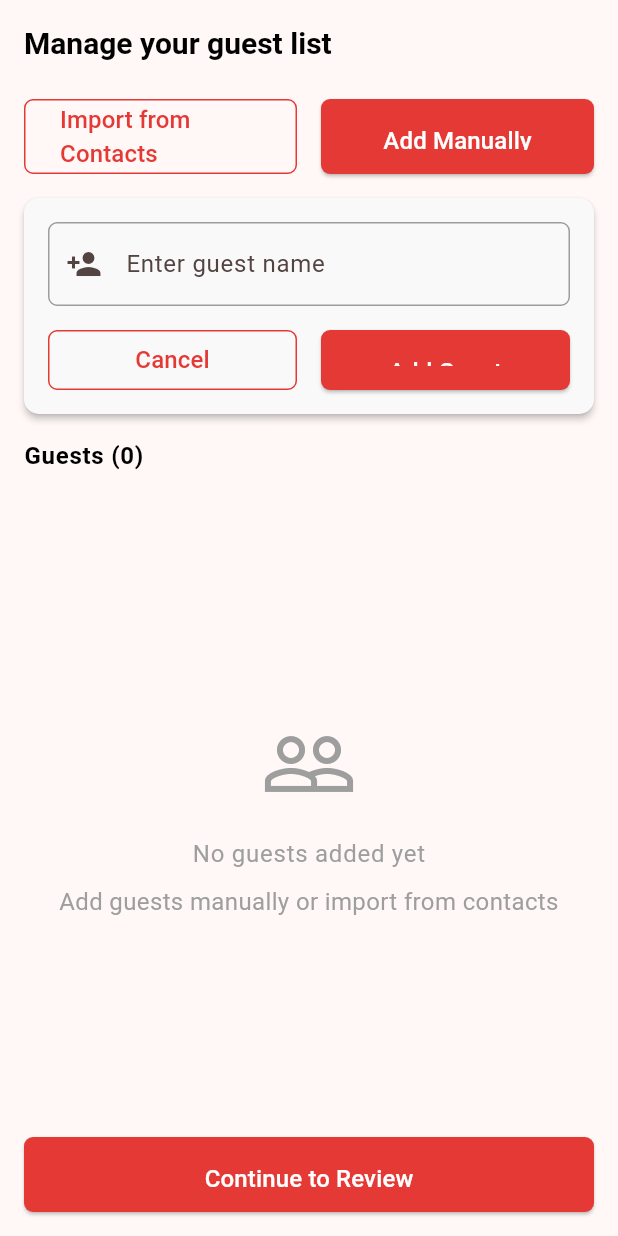
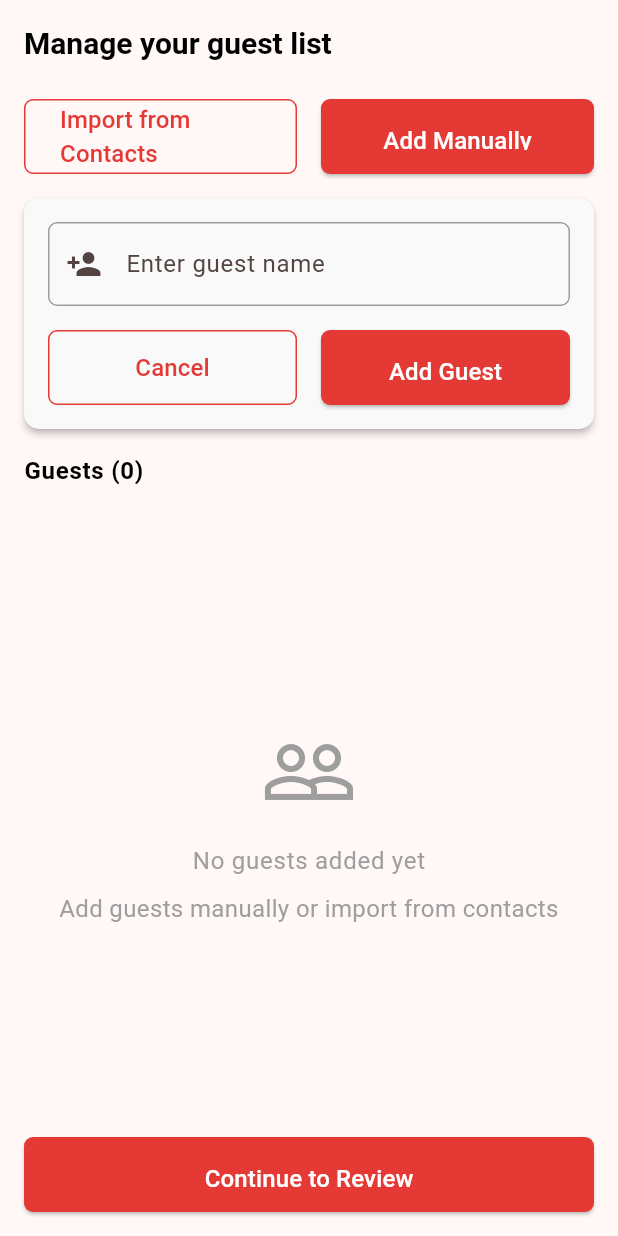
Before and after one commit to imranhc0/eventflow, a Flutter app: the GuestListStep widget shown alone on an empty page, opened directly with empty values, after a tap on "Add Manually", on a phone screen of 412 x 824 dp. Run offline on Flutter 3.47's test engine with Material 3 defaults, Android fonts, the phone set to English and light mode, and no system bars; our stand-ins replace table_calendar.

Commit message:
Fix button

```diff
--- a/lib/screens/event_planning/steps/guest_list_step.dart
+++ b/lib/screens/event_planning/steps/guest_list_step.dart
@@ -137,7 +137,7 @@ class _GuestListStepState extends State<GuestListStep> {
                             });
                           },
                           isOutlined: true,
-                          height: 40,
+                          height: 50,
                         ),
                       ),
                       const SizedBox(width: AppConstants.paddingMedium),
@@ -145,7 +145,7 @@ class _GuestListStepState extends State<GuestListStep> {
                         child: CustomButton(
                           text: 'Add Guest',
                           onPressed: _addGuest,
-                          height: 40,
+                          height: 50,
                         ),
                       ),
                     ],
```
